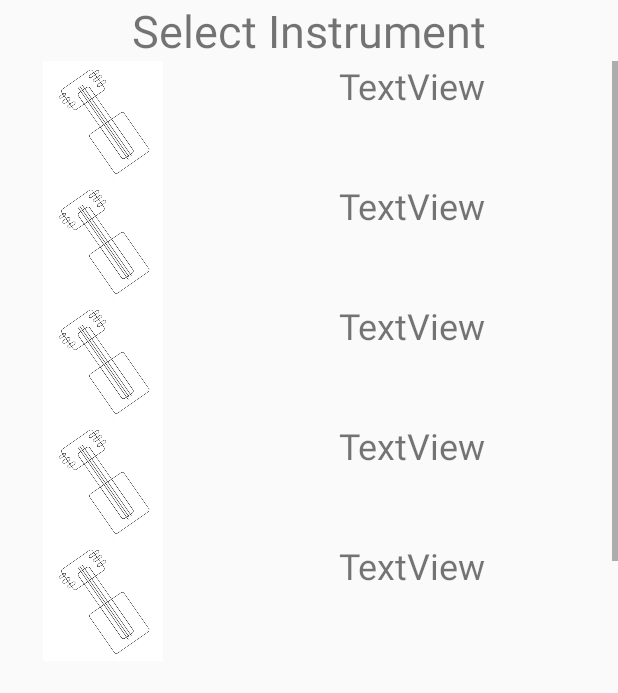
After one commit to artisticbit/metronome, an Android app: the layout activity_instrument_popup.xml on its own in the app's theme, with its tools: preview values and no code run, on a phone screen of 412 x 824 dp. The commit adds this screen. Shown: the top 693 px of the screen. Run offline under Robolectric (Android 15) with nearby library versions, the phone set to English and light mode, and no system bars.

Commit message:
악기선택뷰개발중

```diff
--- a/app/src/main/java/com/metronome/util/AudioUtil.java
+++ b/app/src/main/java/com/metronome/util/AudioUtil.java
@@ -184,4 +184,10 @@ public class AudioUtil implements Runnable{
         Log.d("test", "audioUtil Thread End!!!");
     }
 
+    public ScaleConverter.INSTRUMENT_MODE getCurrentInstrument(){
+        if(scaleConverter!=null){
+            return scaleConverter.instrumentMode;
+        }
+        return ScaleConverter.INSTRUMENT_MODE.NONE;
+    }
 }
--- a/app/src/main/java/com/metronome/util/domain/ScaleConvertResult.java
+++ b/app/src/main/java/com/metronome/util/domain/ScaleConvertResult.java
@@ -11,6 +11,7 @@ public class ScaleConvertResult {
     public float upperError = 0;
     public float lowerError = 0;
     public boolean isStaticMode =false;
+    public float errorFrequencyMax = 0;
 
     public ScaleConvertResult(){
     }
--- /dev/null
+++ b/app/src/main/res/layout/activity_instrument_popup.xml
@@ -0,0 +1,161 @@
+<?xml version="1.0" encoding="utf-8"?>
+<androidx.constraintlayout.widget.ConstraintLayout xmlns:android="http://schemas.android.com/apk/res/android"
+    xmlns:app="http://schemas.android.com/apk/res-auto"
+    xmlns:tools="http://schemas.android.com/tools"
+    android:layout_width="match_parent"
+    android:layout_height="match_parent"
+    tools:context=".InstrumentPopupActivity">
+
+    <LinearLayout
+        android:layout_width="match_parent"
+        android:layout_height="match_parent"
+        android:orientation="vertical">
+
+        <TextView
+            android:id="@+id/textView3"
+            android:layout_width="match_parent"
+            android:layout_height="wrap_content"
+            android:text="Select Instrument"
+            android:textAlignment="center"
+            android:textSize="30sp" />
+
+        <ScrollView
+            android:layout_width="match_parent"
+            android:layout_height="400dp">
+
+            <LinearLayout
+                android:id="@+id/instrumentList"
+                android:layout_width="match_parent"
+                android:layout_height="wrap_content"
+                android:orientation="vertical">
+
+                <LinearLayout
+                    android:id="@+id/guitarLayout"
+                    android:layout_width="match_parent"
+                    android:layout_height="80dp"
+                    android:orientation="horizontal">
+
+                    <ImageView
+                        android:layout_width="0dp"
+                        android:layout_height="wrap_content"
+                        android:layout_weight="0.5"
+                        app:srcCompat="@drawable/instrument_guitar" />
+
+                    <TextView
+                        android:layout_width="0dp"
+                        android:layout_height="match_parent"
+                        android:layout_weight="1"
+                        android:text="TextView"
+                        android:textAlignment="center"
+                        android:textSize="24sp" />
+                </LinearLayout>
+
+                <LinearLayout
+                    android:id="@+id/inst01"
+                    android:layout_width="match_parent"
+                    android:layout_height="80dp"
+                    android:orientation="horizontal">
+
+                    <ImageView
+                        android:layout_width="0dp"
+                        android:layout_height="wrap_content"
+                        android:layout_weight="0.5"
+                        app:srcCompat="@drawable/instrument_guitar" />
+
+                    <TextView
+                        android:layout_width="0dp"
+                        android:layout_height="match_parent"
+                        android:layout_weight="1"
+                        android:text="TextView"
+                        android:textAlignment="center"
+                        android:textSize="24sp" />
+                </LinearLayout>
+
+                <LinearLayout
+                    android:id="@+id/inst02"
+                    android:layout_width="match_parent"
+                    android:layout_height="80dp"
+                    android:orientation="horizontal">
+
+                    <ImageView
+                        android:layout_width="0dp"
+                        android:layout_height="wrap_content"
+                        android:layout_weight="0.5"
+                        app:srcCompat="@drawable/instrument_guitar" />
+
+                    <TextView
+                        android:layout_width="0dp"
+                        android:layout_height="match_parent"
+                        android:layout_weight="1"
+                        android:text="TextView"
+                        android:textAlignment="center"
+                        android:textSize="24sp" />
+                </LinearLayout>
+
+                <LinearLayout
+                    android:id="@+id/inst03"
+                    android:layout_width="match_parent"
+                    android:layout_height="80dp"
+                    android:orientation="horizontal">
+
+                    <ImageView
+                        android:layout_width="0dp"
+                        android:layout_height="wrap_content"
+                        android:layout_weight="0.5"
+                        app:srcCompat="@drawable/instrument_guitar" />
+
+                    <TextView
+                        android:layout_width="0dp"
+                        android:layout_height="match_parent"
+                        android:layout_weight="1"
+                        android:text="TextView"
+                        android:textAlignment="center"
+                        android:textSize="24sp" />
+                </LinearLayout>
+
+                <LinearLayout
+                    android:id="@+id/inst04"
+                    android:layout_width="match_parent"
+                    android:layout_height="80dp"
+                    android:orientation="horizontal">
+
+                    <ImageView
+                        android:layout_width="0dp"
+                        android:layout_height="wrap_content"
+                        android:layout_weight="0.5"
+                        app:srcCompat="@drawable/instrument_guitar" />
+
+                    <TextView
+                        android:layout_width="0dp"
+                        android:layout_height="match_parent"
+                        android:layout_weight="1"
+                        android:text="TextView"
+                        android:textAlignment="center"
+                        android:textSize="24sp" />
+                </LinearLayout>
+
+                <LinearLayout
+                    android:id="@+id/inst05"
+                    android:layout_width="match_parent"
+                    android:layout_height="80dp"
+                    android:orientation="horizontal">
+
+                    <ImageView
+                        android:layout_width="0dp"
+                        android:layout_height="wrap_content"
+                        android:layout_weight="0.5"
+                        app:srcCompat="@drawable/instrument_guitar" />
+
+                    <TextView
+                        android:layout_width="0dp"
+                        android:layout_height="match_parent"
+                        android:layout_weight="1"
+                        android:text="TextView"
+                        android:textAlignment="center"
+                        android:textSize="24sp" />
+                </LinearLayout>
+            </LinearLayout>
+        </ScrollView>
+
+    </LinearLayout>
+</androidx.constraintlayout.widget.ConstraintLayout>
--- a/app/src/main/res/layout/fragment_tuner.xml
+++ b/app/src/main/res/layout/fragment_tuner.xml
@@ -47,4 +47,10 @@
             android:src="@android:color/background_dark" />
     </FrameLayout>
 
+    <Button
+        android:id="@+id/instrumentMenu"
+        android:layout_width="match_parent"
+        android:layout_height="wrap_content"
+        android:text="Menu" />
+
 </LinearLayout>
```
Also changed, not shown: app/src/main/AndroidManifest.xml (+6 -9 lines), app/src/main/java/com/metronome/InstrumentPopupActivity.java (added, +54 -0 lines), app/src/main/java/com/metronome/TunerFragment.java (+30 -1 lines), app/src/main/java/com/metronome/util/ScaleConverter.java (+16 -5 lines), app/src/main/java/com/metronome/viewer/TunerViewer.java (+17 -10 lines), app/src/main/res/layout/instrument_setting_popup.xml (deleted, +0 -75 lines), app/src/main/res/drawable/instrument_guitar.png (added).
